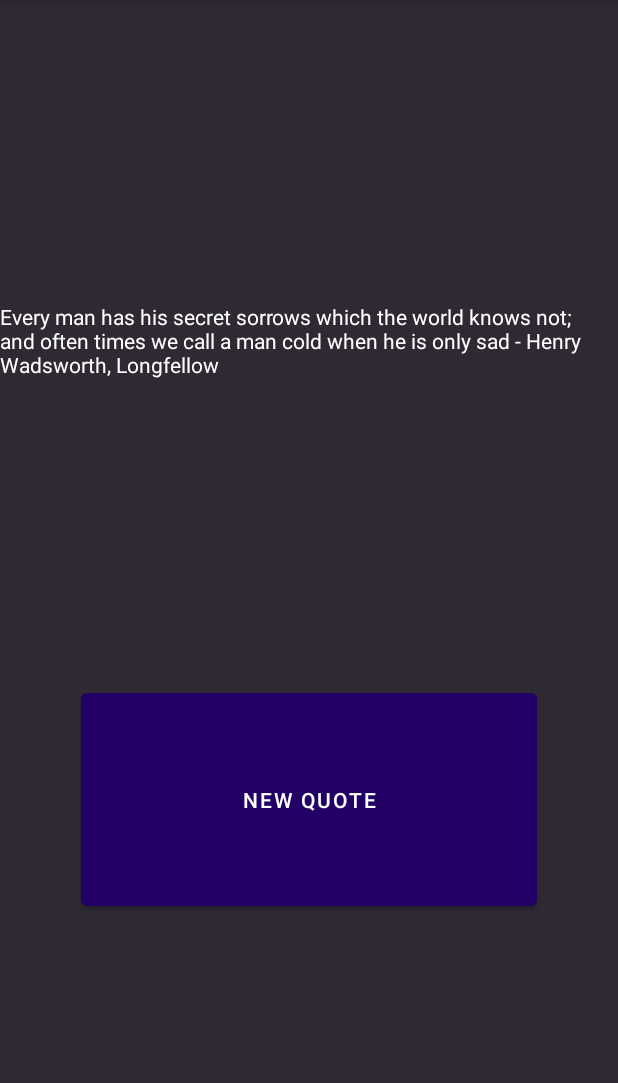
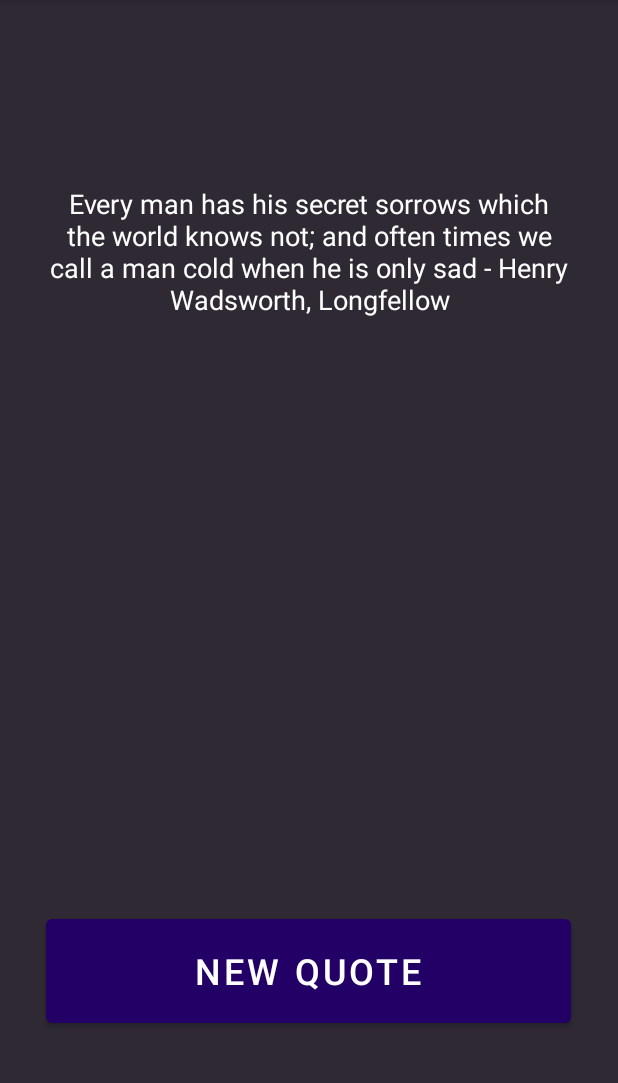
Before and after one commit to LukasTinnes/Depressionquotes, an Android app: the screen it shows after launch (MainActivity), on a phone screen of 412 x 824 dp, the part 84-1167 px from its top. Run offline under Robolectric (Android 15) with nearby library versions, the phone set to English and light mode, and no system bars.

Commit message:
Button still to low. Text looks better

```diff
--- a/app/src/main/res/layout/activity_main.xml
+++ b/app/src/main/res/layout/activity_main.xml
@@ -9,12 +9,14 @@
 
     <TextView
         android:id="@+id/text_id"
-        android:layout_width="wrap_content"
-        android:layout_height="wrap_content"
+        android:layout_width="363dp"
+        android:layout_height="280dp"
         android:layout_marginTop="201dp"
         android:layout_marginBottom="203dp"
         android:text="Hello World!"
+        android:textAlignment="center"
         android:textColor="#FFFFFF"
+        android:textSize="18sp"
         app:layout_constraintBottom_toTopOf="@+id/button"
         app:layout_constraintEnd_toEndOf="parent"
         app:layout_constraintStart_toStartOf="parent"
@@ -22,17 +24,19 @@
 
     <Button
         android:id="@+id/button"
-        android:layout_width="0dp"
-        android:layout_height="0dp"
+        android:layout_width="350dp"
+        android:layout_height="81dp"
         android:layout_marginStart="54dp"
         android:layout_marginEnd="54dp"
         android:layout_marginBottom="158dp"
         android:text="@string/new_quote"
         android:textColor="#FFFFFF"
+        android:textSize="24sp"
         app:backgroundTint="#220066"
         app:iconTint="#220066"
         app:layout_constraintBottom_toBottomOf="parent"
         app:layout_constraintEnd_toEndOf="parent"
+        app:layout_constraintHorizontal_bias="0.521"
         app:layout_constraintStart_toStartOf="parent"
         app:layout_constraintTop_toBottomOf="@+id/text_id"
         app:rippleColor="#5100F2" />
```
